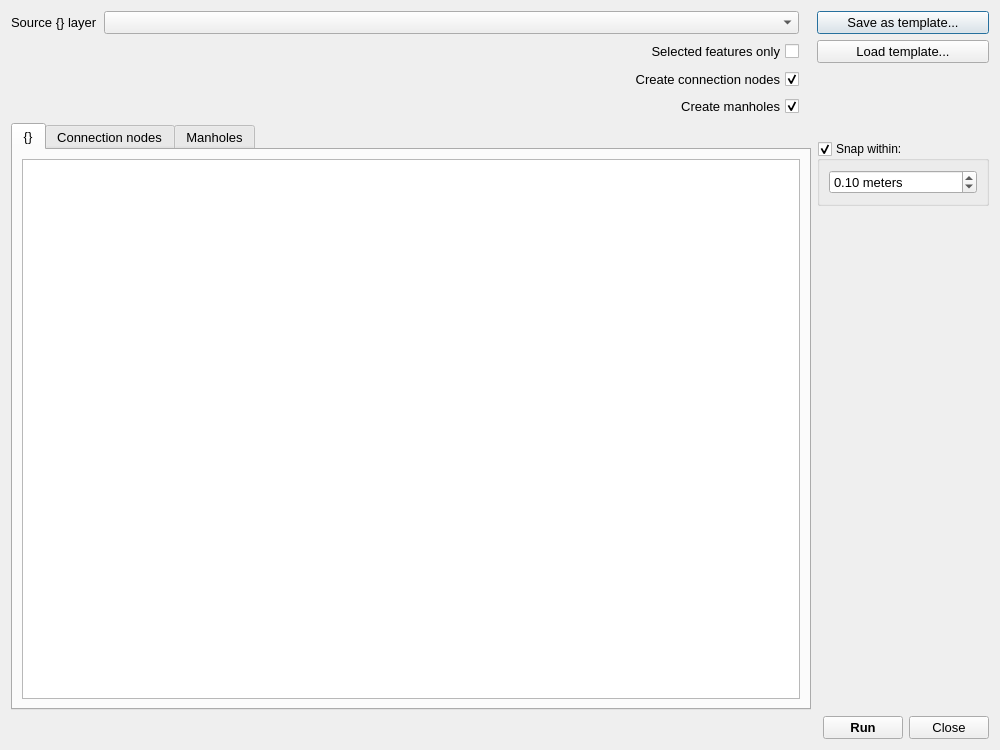
This is threedi_schematisation_editor/custom_widgets/ui/import_structures.ui in nens/threedi-schematisation-editor as Qt 5 draws it before an edit. The edited form follows.
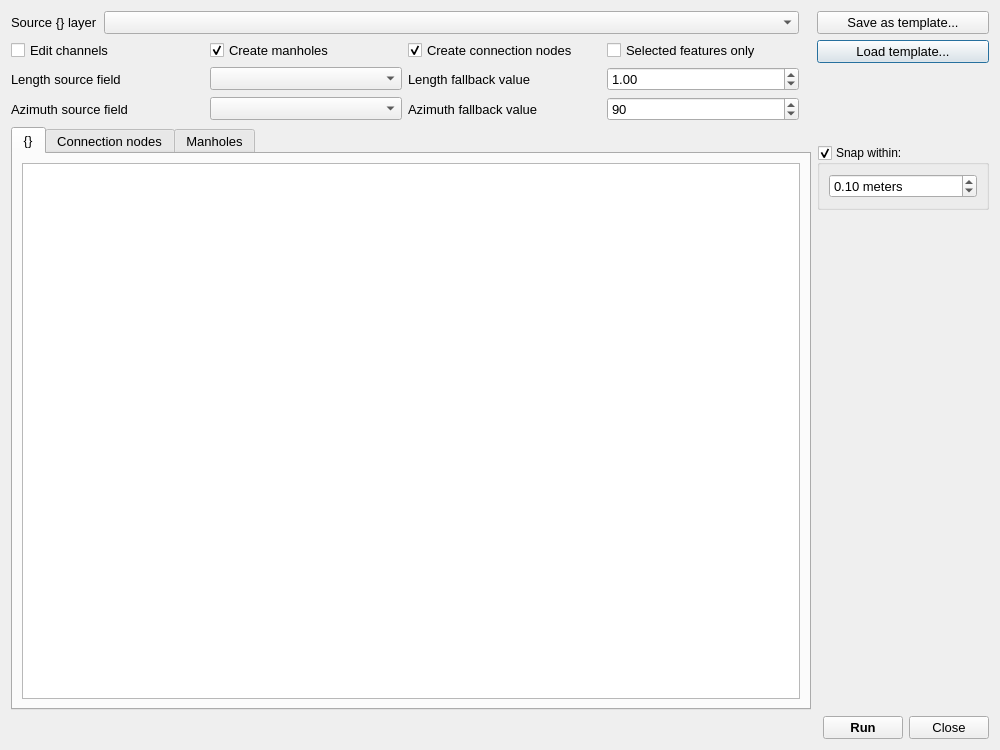
This is the edited form. Custom widgets are drawn as their Qt base class.

Commit message:
Vdi point structures support (#239)
* Added point structures import and integration tool.

```diff
--- a/threedi_schematisation_editor/custom_widgets/ui/import_structures.ui
+++ b/threedi_schematisation_editor/custom_widgets/ui/import_structures.ui
@@ -14,55 +14,19 @@
    <string>Import {}s</string>
   </property>
   <layout class="QGridLayout" name="gridLayout">
-   <item row="2" column="1">
-    <widget class="QCheckBox" name="create_nodes_cb">
+   <item row="0" column="0">
+    <widget class="QLabel" name="structure_layer_label">
      <property name="font">
       <font>
        <pointsize>10</pointsize>
       </font>
      </property>
-     <property name="layoutDirection">
-      <enum>Qt::RightToLeft</enum>
-     </property>
      <property name="text">
-      <string>Create connection nodes</string>
+      <string>Source {} layer</string>
      </property>
-     <property name="checked">
-      <bool>true</bool>
-     </property>
     </widget>
    </item>
-   <item row="0" column="4" colspan="2">
-    <widget class="QPushButton" name="save_pb">
-     <property name="sizePolicy">
-      <sizepolicy hsizetype="Preferred" vsizetype="Fixed">
-       <horstretch>0</horstretch>
-       <verstretch>0</verstretch>
-      </sizepolicy>
-     </property>
-     <property name="sizeIncrement">
-      <size>
-       <width>0</width>
-       <height>0</height>
-      </size>
-     </property>
-     <property name="baseSize">
-      <size>
-       <width>0</width>
-       <height>0</height>
-      </size>
-     </property>
-     <property name="font">
-      <font>
-       <pointsize>10</pointsize>
-      </font>
-     </property>
-     <property name="text">
-      <string>Save as template...</string>
-     </property>
-    </widget>
-   </item>
-   <item row="8" column="5">
+   <item row="9" column="5">
     <spacer name="verticalSpacer">
      <property name="orientation">
       <enum>Qt::Vertical</enum>
@@ -75,22 +39,7 @@
      </property>
     </spacer>
    </item>
-   <item row="1" column="1">
-    <widget class="QCheckBox" name="selected_only_cb">
-     <property name="font">
-      <font>
-       <pointsize>10</pointsize>
-      </font>
-     </property>
-     <property name="layoutDirection">
-      <enum>Qt::RightToLeft</enum>
-     </property>
-     <property name="text">
-      <string>Selected features only</string>
-     </property>
-    </widget>
-   </item>
-   <item row="7" column="4" colspan="2">
+   <item row="8" column="4" colspan="2">
     <widget class="QGroupBox" name="snap_gb">
      <property name="font">
       <font>
@@ -125,10 +74,10 @@
      </layout>
     </widget>
    </item>
-   <item row="0" column="1">
-    <widget class="QgsMapLayerComboBox" name="structure_layer_cbo">
+   <item row="1" column="4" colspan="2">
+    <widget class="QPushButton" name="load_pb">
      <property name="sizePolicy">
-      <sizepolicy hsizetype="Expanding" vsizetype="Fixed">
+      <sizepolicy hsizetype="Preferred" vsizetype="Fixed">
        <horstretch>0</horstretch>
        <verstretch>0</verstretch>
       </sizepolicy>
@@ -138,48 +87,12 @@
        <pointsize>10</pointsize>
       </font>
      </property>
-     <property name="allowEmptyLayer">
-      <bool>true</bool>
+     <property name="text">
+      <string>Load template...</string>
      </property>
     </widget>
    </item>
-   <item row="9" column="5">
-    <layout class="QGridLayout" name="gridLayout_6">
-     <property name="rightMargin">
-      <number>0</number>
-     </property>
-     <property name="bottomMargin">
-      <number>0</number>
-     </property>
-     <item row="0" column="0">
-      <widget class="QPushButton" name="run_pb">
-       <property name="font">
-        <font>
-         <pointsize>10</pointsize>
-         <weight>75</weight>
-         <bold>true</bold>
-        </font>
-       </property>
-       <property name="text">
-        <string>Run</string>
-       </property>
-      </widget>
-     </item>
-     <item row="0" column="1">
-      <widget class="QPushButton" name="close_pb">
-       <property name="font">
-        <font>
-         <pointsize>10</pointsize>
-        </font>
-       </property>
-       <property name="text">
-        <string>Close</string>
-       </property>
-      </widget>
-     </item>
-    </layout>
-   </item>
-   <item row="4" column="0" rowspan="5" colspan="4">
+   <item row="5" column="0" rowspan="5" colspan="4">
     <widget class="QTabWidget" name="tab_widget">
      <property name="font">
       <font>
@@ -221,22 +134,46 @@
      </widget>
     </widget>
    </item>
-   <item row="0" column="0">
-    <widget class="QLabel" name="structure_layer_label">
-     <property name="font">
-      <font>
-       <pointsize>10</pointsize>
-      </font>
+   <item row="10" column="5">
+    <layout class="QGridLayout" name="gridLayout_6">
+     <property name="rightMargin">
+      <number>0</number>
      </property>
-     <property name="text">
-      <string>Source {} layer</string>
+     <property name="bottomMargin">
+      <number>0</number>
      </property>
-    </widget>
+     <item row="0" column="0">
+      <widget class="QPushButton" name="run_pb">
+       <property name="font">
+        <font>
+         <pointsize>10</pointsize>
+         <weight>75</weight>
+         <bold>true</bold>
+        </font>
+       </property>
+       <property name="text">
+        <string>Run</string>
+       </property>
+      </widget>
+     </item>
+     <item row="0" column="1">
+      <widget class="QPushButton" name="close_pb">
+       <property name="font">
+        <font>
+         <pointsize>10</pointsize>
+        </font>
+       </property>
+       <property name="text">
+        <string>Close</string>
+       </property>
+      </widget>
+     </item>
+    </layout>
    </item>
-   <item row="1" column="4" colspan="2">
-    <widget class="QPushButton" name="load_pb">
+   <item row="0" column="1">
+    <widget class="QgsMapLayerComboBox" name="structure_layer_cbo">
      <property name="sizePolicy">
-      <sizepolicy hsizetype="Preferred" vsizetype="Fixed">
+      <sizepolicy hsizetype="Expanding" vsizetype="Fixed">
        <horstretch>0</horstretch>
        <verstretch>0</verstretch>
       </sizepolicy>
@@ -246,32 +183,227 @@
        <pointsize>10</pointsize>
       </font>
      </property>
-     <property name="text">
-      <string>Load template...</string>
-     </property>
-    </widget>
-   </item>
-   <item row="3" column="1">
-    <widget class="QCheckBox" name="create_manholes_cb">
-     <property name="font">
-      <font>
-       <pointsize>10</pointsize>
-      </font>
-     </property>
-     <property name="layoutDirection">
-      <enum>Qt::RightToLeft</enum>
-     </property>
-     <property name="text">
-      <string>Create manholes</string>
-     </property>
-     <property name="checked">
+     <property name="allowEmptyLayer">
       <bool>true</bool>
      </property>
     </widget>
    </item>
+   <item row="0" column="4" colspan="2">
+    <widget class="QPushButton" name="save_pb">
+     <property name="sizePolicy">
+      <sizepolicy hsizetype="Preferred" vsizetype="Fixed">
+       <horstretch>0</horstretch>
+       <verstretch>0</verstretch>
+      </sizepolicy>
+     </property>
+     <property name="sizeIncrement">
+      <size>
+       <width>0</width>
+       <height>0</height>
+      </size>
+     </property>
+     <property name="baseSize">
+      <size>
+       <width>0</width>
+       <height>0</height>
+      </size>
+     </property>
+     <property name="font">
+      <font>
+       <pointsize>10</pointsize>
+      </font>
+     </property>
+     <property name="text">
+      <string>Save as template...</string>
+     </property>
+    </widget>
+   </item>
+   <item row="1" column="0" rowspan="2" colspan="2">
+    <layout class="QGridLayout" name="gridLayout_7">
+     <property name="bottomMargin">
+      <number>0</number>
+     </property>
+     <item row="2" column="2">
+      <widget class="QLabel" name="azimuth_fallback_value_lbl">
+       <property name="font">
+        <font>
+         <pointsize>10</pointsize>
+        </font>
+       </property>
+       <property name="text">
+        <string>Azimuth fallback value</string>
+       </property>
+      </widget>
+     </item>
+     <item row="0" column="1">
+      <widget class="QCheckBox" name="create_manholes_cb">
+       <property name="font">
+        <font>
+         <pointsize>10</pointsize>
+        </font>
+       </property>
+       <property name="layoutDirection">
+        <enum>Qt::LeftToRight</enum>
+       </property>
+       <property name="text">
+        <string>Create manholes</string>
+       </property>
+       <property name="checked">
+        <bool>true</bool>
+       </property>
+      </widget>
+     </item>
+     <item row="1" column="2">
+      <widget class="QLabel" name="length_fallback_value_lbl">
+       <property name="font">
+        <font>
+         <pointsize>10</pointsize>
+        </font>
+       </property>
+       <property name="text">
+        <string>Length fallback value</string>
+       </property>
+      </widget>
+     </item>
+     <item row="0" column="3">
+      <widget class="QCheckBox" name="selected_only_cb">
+       <property name="font">
+        <font>
+         <pointsize>10</pointsize>
+        </font>
+       </property>
+       <property name="layoutDirection">
+        <enum>Qt::LeftToRight</enum>
+       </property>
+       <property name="text">
+        <string>Selected features only</string>
+       </property>
+      </widget>
+     </item>
+     <item row="0" column="2">
+      <widget class="QCheckBox" name="create_nodes_cb">
+       <property name="font">
+        <font>
+         <pointsize>10</pointsize>
+        </font>
+       </property>
+       <property name="layoutDirection">
+        <enum>Qt::LeftToRight</enum>
+       </property>
+       <property name="text">
+        <string>Create connection nodes</string>
+       </property>
+       <property name="checked">
+        <bool>true</bool>
+       </property>
+      </widget>
+     </item>
+     <item row="1" column="0">
+      <widget class="QLabel" name="length_source_field_lbl">
+       <property name="font">
+        <font>
+         <pointsize>10</pointsize>
+        </font>
+       </property>
+       <property name="layoutDirection">
+        <enum>Qt::LeftToRight</enum>
+       </property>
+       <property name="text">
+        <string>Length source field</string>
+       </property>
+      </widget>
+     </item>
+     <item row="1" column="3">
+      <widget class="QDoubleSpinBox" name="length_fallback_value_dsb">
+       <property name="font">
+        <font>
+         <pointsize>10</pointsize>
+        </font>
+       </property>
+       <property name="minimum">
+        <double>0.010000000000000</double>
+       </property>
+       <property name="value">
+        <double>1.000000000000000</double>
+       </property>
+      </widget>
+     </item>
+     <item row="0" column="0">
+      <widget class="QCheckBox" name="edit_channels_cb">
+       <property name="font">
+        <font>
+         <pointsize>10</pointsize>
+        </font>
+       </property>
+       <property name="layoutDirection">
+        <enum>Qt::LeftToRight</enum>
+       </property>
+       <property name="text">
+        <string>Edit channels</string>
+       </property>
+      </widget>
+     </item>
+     <item row="2" column="1">
+      <widget class="QgsFieldComboBox" name="azimuth_source_field_cbo">
+       <property name="font">
+        <font>
+         <pointsize>10</pointsize>
+        </font>
+       </property>
+       <property name="allowEmptyFieldName">
+        <bool>true</bool>
+       </property>
+      </widget>
+     </item>
+     <item row="1" column="1">
+      <widget class="QgsFieldComboBox" name="length_source_field_cbo">
+       <property name="font">
+        <font>
+         <pointsize>10</pointsize>
+        </font>
+       </property>
+       <property name="allowEmptyFieldName">
+        <bool>true</bool>
+       </property>
+      </widget>
+     </item>
+     <item row="2" column="0">
+      <widget class="QLabel" name="azimuth_source_field_lbl">
+       <property name="font">
+        <font>
+         <pointsize>10</pointsize>
+        </font>
+       </property>
+       <property name="text">
+        <string>Azimuth source field</string>
+       </property>
+      </widget>
+     </item>
+     <item row="2" column="3">
+      <widget class="QSpinBox" name="azimuth_fallback_value_sb">
+       <property name="font">
+        <font>
+         <pointsize>10</pointsize>
+        </font>
+       </property>
+       <property name="maximum">
+        <number>359</number>
+       </property>
+       <property name="value">
+        <number>90</number>
+       </property>
+      </widget>
+     </item>
+    </layout>
+   </item>
   </layout>
  </widget>
  <customwidgets>
+  <customwidget>
+   <class>QgsFieldComboBox</class>
+   <extends>QComboBox</extends>
+   <header>qgsfieldcombobox.h</header>
+  </customwidget>
   <customwidget>
    <class>QgsMapLayerComboBox</class>
    <extends>QComboBox</extends>
```
The commit also changes 5 other files.
